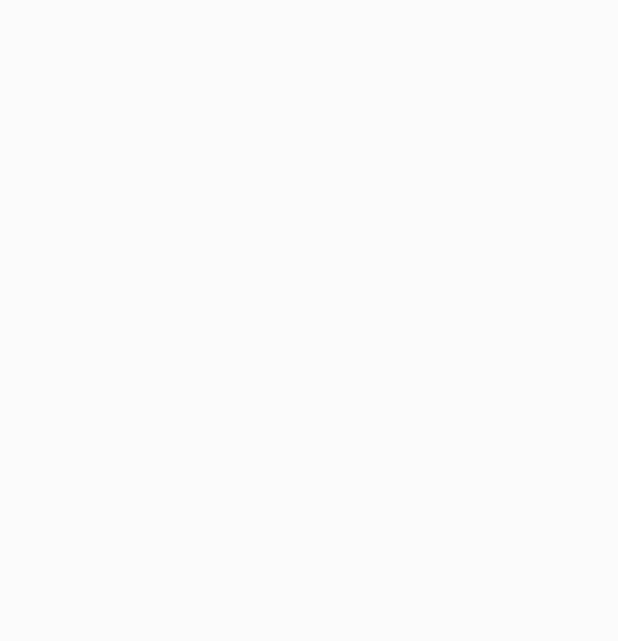
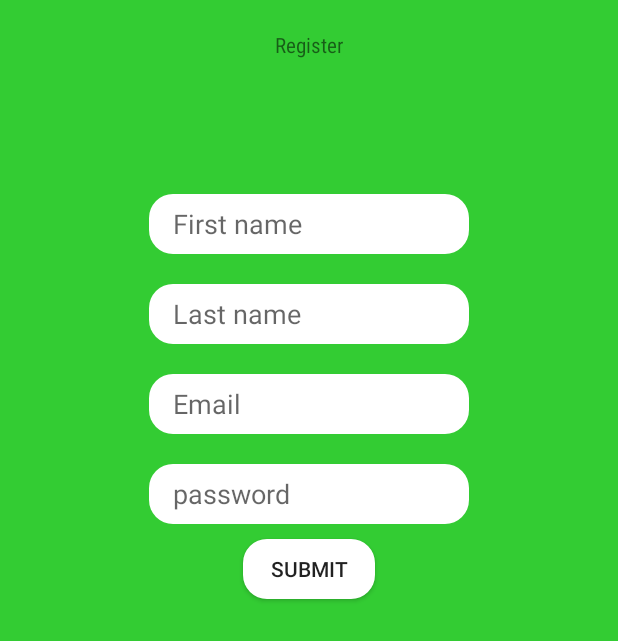
Before and after one commit to Puthirin/ERA, an Android app: the Register screen opened directly, with no data from a screen before it, on a phone screen of 412 x 824 dp. Before the commit the part shown is empty. Shown: the top 641 px of the screen. Run offline under Robolectric (Android 15) with nearby library versions, the phone set to English and light mode, and no system bars.

```diff
--- a/app/build.gradle
+++ b/app/build.gradle
@@ -1,5 +1,5 @@
 apply plugin: 'com.android.application'
-
+apply plugin: 'com.google.gms.google-services'
 android {
     compileSdkVersion 26
     buildToolsVersion "26.0.0"
@@ -29,4 +29,5 @@ dependencies {
     compile 'com.android.support:design:26.+'
     compile 'com.android.support.constraint:constraint-layout:1.0.2'
     testCompile 'junit:junit:4.12'
+
 }
--- a/app/src/main/AndroidManifest.xml
+++ b/app/src/main/AndroidManifest.xml
@@ -12,7 +12,7 @@
         android:supportsRtl="true"
         android:theme="@style/Theme.Design.Light.NoActionBar">
         <activity
-            android:name=".Login"
+            android:name=".MainActivity"
             android:label="Login"
             android:theme="@style/AppTheme.NoActionBar">
             <intent-filter>
@@ -22,7 +22,7 @@
             </intent-filter>
         </activity>
         <activity
-            android:name=".MainActivity"
+            android:name=".Login"
             android:label="Home" />
         <activity
             android:name=".Register"
--- a/app/src/main/java/com/example/puthirin/era/GridViewAdapter.java
+++ b/app/src/main/java/com/example/puthirin/era/GridViewAdapter.java
@@ -27,7 +27,7 @@ public class GridViewAdapter extends ArrayAdapter<Books> {
 
         if(null == v) {
             LayoutInflater inflater = (LayoutInflater)getContext().getSystemService(Context.LAYOUT_INFLATER_SERVICE);
-            v = inflater.inflate(R.layout.grid_item, null);
+            v = inflater.inflate(R.layout.grid_view, null);
         }
         Books book = getItem(position);
         ImageView img = (ImageView) v.findViewById(R.id.imageView);
--- a/app/src/main/res/layout/activity_register.xml
+++ b/app/src/main/res/layout/activity_register.xml
@@ -1,9 +1,62 @@
 <?xml version="1.0" encoding="utf-8"?>
-<android.support.constraint.ConstraintLayout xmlns:android="http://schemas.android.com/apk/res/android"
+<LinearLayout xmlns:android="http://schemas.android.com/apk/res/android"
     xmlns:app="http://schemas.android.com/apk/res-auto"
     xmlns:tools="http://schemas.android.com/tools"
     android:layout_width="match_parent"
+    android:orientation="vertical"
     android:layout_height="match_parent"
+    android:background="@color/colorbar"
     tools:context="com.example.puthirin.era.Register">
 
-</android.support.constraint.ConstraintLayout>
+    <TextView
+        android:id="@+id/textView3"
+        android:layout_width="wrap_content"
+        android:layout_height="wrap_content"
+        android:layout_gravity="center_horizontal"
+        android:layout_marginTop="20dp"
+        android:fontFamily="sans-serif-condensed"
+        android:text="Register" />
+    <EditText
+        android:layout_width="wrap_content"
+        android:layout_height="40dp"
+        android:layout_marginTop="90dp"
+        android:ems="10"
+        android:background="@drawable/edittext"
+        android:layout_gravity="center_horizontal"
+        android:hint="First name"
+        />
+    <EditText
+        android:layout_width="wrap_content"
+        android:layout_height="40dp"
+        android:layout_marginTop="20dp"
+        android:ems="10"
+        android:background="@drawable/edittext"
+        android:layout_gravity="center_horizontal"
+        android:hint="Last name"/>
+    <EditText
+        android:layout_width="wrap_content"
+        android:layout_height="40dp"
+        android:layout_marginTop="20dp"
+        android:ems="10"
+        android:hint="Email"
+        android:layout_gravity="center_horizontal"
+        android:background="@drawable/edittext"
+        />
+    <EditText
+        android:layout_width="wrap_content"
+        android:layout_height="40dp"
+        android:layout_marginTop="20dp"
+        android:ems="10"
+        android:inputType="textVisiblePassword"
+        android:hint="password"
+        android:layout_gravity="center_horizontal"
+        android:background="@drawable/edittext"/>
+    <Button
+        android:layout_width="wrap_content"
+        android:layout_height="40dp"
+        android:layout_marginTop="10dp"
+        android:text="Submit"
+        android:layout_gravity="center_horizontal"
+        android:background="@drawable/edittext"/>
+
+</LinearLayout>
--- a/app/src/main/res/values/colors.xml
+++ b/app/src/main/res/values/colors.xml
@@ -6,4 +6,5 @@
     <color name="colorAccent">#FF4081</color>
     <color name="white">#ffffffff</color>
     <color name="description">#ecffe6</color>
+    <color name="btn">#47d147</color>
 </resources>
--- a/build.gradle
+++ b/build.gradle
@@ -6,6 +6,7 @@ buildscript {
     }
     dependencies {
         classpath 'com.android.tools.build:gradle:2.3.3'
+        classpath 'com.google.gms:google-services:3.1.0'
 
         // NOTE: Do not place your application dependencies here; they belong
         // in the individual module build.gradle files
```
Also changed, not shown: app/src/main/res/drawable/btn.xml (added, +13 -0 lines), app/src/main/res/layout/activity_book_detail.xml (+8 -1 lines), app/src/main/res/layout/content_main.xml (+31 -31 lines), 1 other file.
